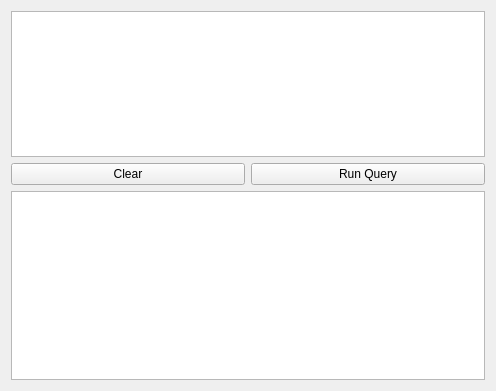
The window that QueryWidget.ui (jimtendo/QuteSQL) describes before a commit, drawn with Qt 5.
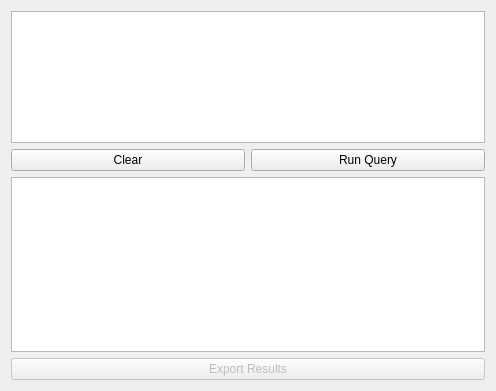
The same window after the commit. Icons and pictures are not drawn.

Diff of the .ui file:
```diff
--- a/QueryWidget.ui
+++ b/QueryWidget.ui
@@ -55,6 +55,19 @@
    <item>
     <widget class="QTableView" name="resultTableView"/>
    </item>
+   <item>
+    <widget class="QPushButton" name="exportButton">
+     <property name="enabled">
+      <bool>false</bool>
+     </property>
+     <property name="text">
+      <string>Export Results</string>
+     </property>
+     <property name="icon">
+      <iconset theme="filesave"/>
+     </property>
+    </widget>
+   </item>
   </layout>
  </widget>
  <resources/>
```
